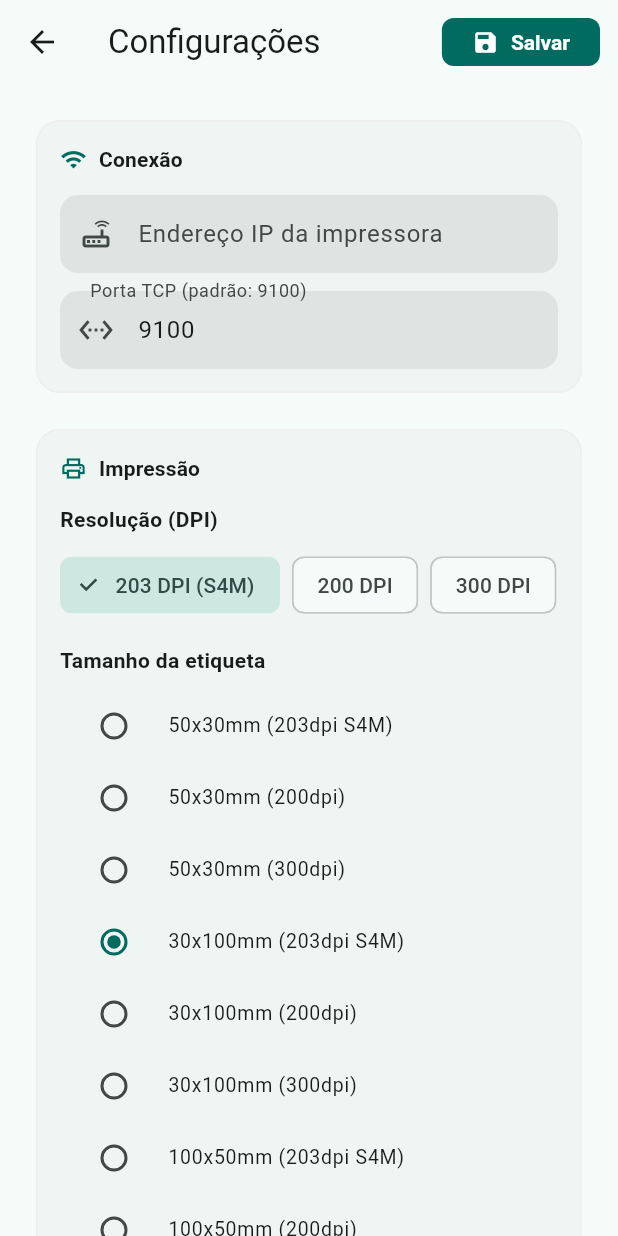
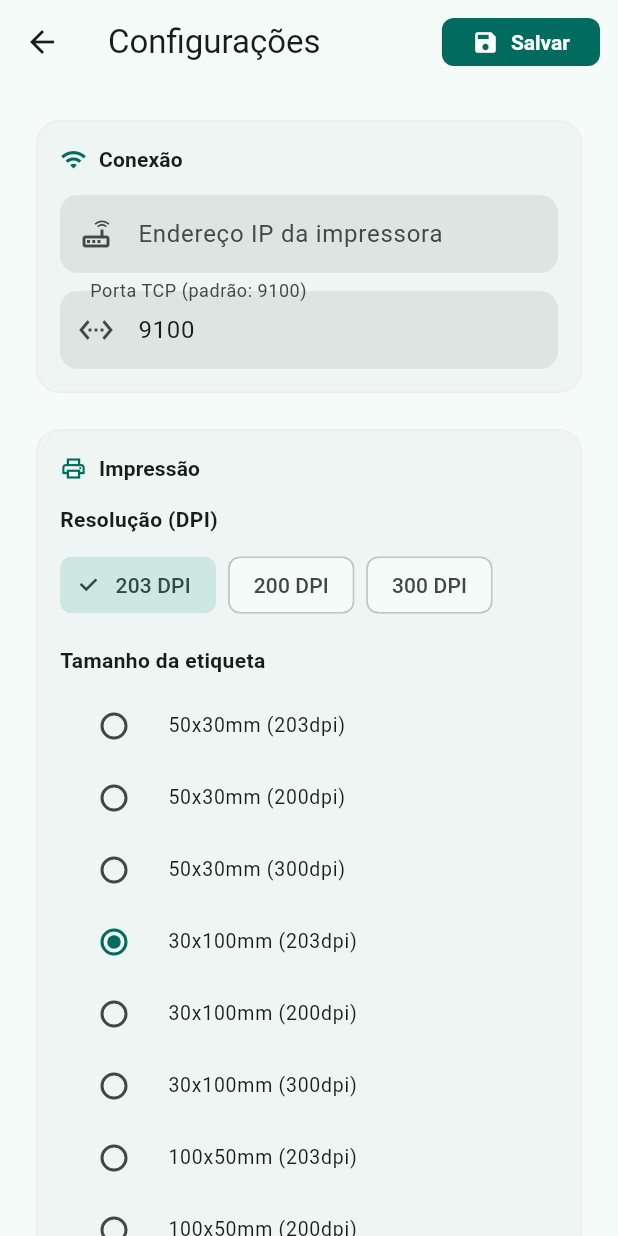
Before and after one commit to ThisLaynOS/ThermalDesk, a Flutter app: the SettingsPage screen opened directly, on a phone screen of 412 x 824 dp. Run offline on Flutter 3.47's test engine with Material 3 defaults, Android fonts, the phone set to English and light mode, and no system bars; our stand-ins replace barcode_widget, file_picker, flutter_riverpod, shared_preferences; missing offline and left inert: barcode, mobile_scanner; accounts and stored records are empty; statements that could not run were skipped.

Commit message:
Remove model branding from printer profiles and preserve saved sizes

```diff
--- a/lib/core/constants.dart
+++ b/lib/core/constants.dart
@@ -5,20 +5,20 @@ abstract class AppConstants {
   static const maxHistoryItems = 100;
 
   // ZPL label sizes in dots
-  // S4M usa 203 DPI (8 dots/mm)
+  // Perfil de 203 DPI (aproximadamente 8 dots/mm)
   // Para etiquetas compridas (30x100mm): w=largura física, h=comprimento físico
   // A rotação do conteúdo é feita automaticamente nos templates
   static const labelSizes = {
-    '50x30mm (203dpi S4M)': (w: 406, h: 243, dpi: 203),
+    '50x30mm (203dpi)': (w: 406, h: 243, dpi: 203),
     '50x30mm (200dpi)': (w: 400, h: 240, dpi: 200),
     '50x30mm (300dpi)': (w: 600, h: 360, dpi: 300),
-    '30x100mm (203dpi S4M)': (w: 243, h: 812, dpi: 203),
+    '30x100mm (203dpi)': (w: 243, h: 812, dpi: 203),
     '30x100mm (200dpi)': (w: 240, h: 800, dpi: 200),
     '30x100mm (300dpi)': (w: 360, h: 1200, dpi: 300),
-    '100x50mm (203dpi S4M)': (w: 812, h: 406, dpi: 203),
+    '100x50mm (203dpi)': (w: 812, h: 406, dpi: 203),
     '100x50mm (200dpi)': (w: 800, h: 400, dpi: 200),
     '100x50mm (300dpi)': (w: 1200, h: 600, dpi: 300),
-    '102x152mm (203dpi S4M)': (w: 827, h: 1234, dpi: 203),
+    '102x152mm (203dpi)': (w: 827, h: 1234, dpi: 203),
     '102x152mm (200dpi)': (w: 816, h: 1218, dpi: 200),
     '102x152mm (300dpi)': (w: 1224, h: 1824, dpi: 300),
   };
--- a/lib/models/printer_config.dart
+++ b/lib/models/printer_config.dart
@@ -28,7 +28,7 @@ class PrinterConfig {
     ip: '',
     port: 9100,
     dpi: 203,
-    labelSize: '30x100mm (203dpi S4M)',
+    labelSize: '30x100mm (203dpi)',
     isDefault: true,
   );
 
@@ -84,8 +84,10 @@ class PrinterConfig {
     final storedDpi = json['dpi'];
     final dpi = [200, 203, 300].contains(storedDpi) ? storedDpi as int : 203;
     final storedSize = json['labelSize'] as String? ?? defaults.labelSize;
+    // Normaliza nomes antigos pelo tamanho físico, preservando a mídia salva.
+    final dimensions = storedSize.split(' ').first;
     final size = AppConstants.labelSizeForDpi(
-      AppConstants.labelSizes.containsKey(storedSize)
+      AppConstants.labelSizes.keys.any((key) => key.startsWith('$dimensions '))
           ? storedSize
           : defaults.labelSize,
       dpi,
--- a/lib/ui/pages/printers_page.dart
+++ b/lib/ui/pages/printers_page.dart
@@ -388,7 +388,7 @@ class PrintersPage extends ConsumerWidget {
                         spacing: 8,
                         children: [203, 200, 300].map((d) {
                           return ChoiceChip(
-                            label: Text(d == 203 ? '203 (S4M)' : '$d'),
+                            label: Text('$d'),
                             selected: dpi == d,
                             onSelected: (_) => setState(() {
                               dpi = d;
--- a/lib/ui/pages/settings_page.dart
+++ b/lib/ui/pages/settings_page.dart
@@ -134,7 +134,7 @@ class _SettingsPageState extends ConsumerState<SettingsPage> {
                   spacing: 8,
                   children: [203, 200, 300].map((d) {
                     return ChoiceChip(
-                      label: Text(d == 203 ? '203 DPI (S4M)' : '$d DPI'),
+                      label: Text('$d DPI'),
                       selected: _dpi == d,
                       onSelected: (_) => setState(() {
                         _dpi = d;
```
Also changed, not shown: 1 other file.
